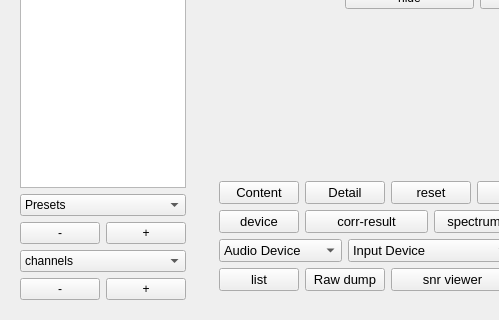
Qt form qt-dab-s4/forms-v4/dabradio-4.ui (JvanKatwijk/qt-dab) before a commit; both pictures show x 0 to 499 and y 144 to 464 of the 629 by 464 pixel window.
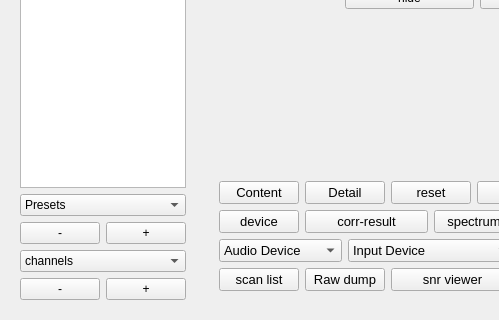
The same form after that commit. Custom widgets are drawn as their Qt base class.

Diff of the .ui file:
```diff
--- a/qt-dab-s4/forms-v4/dabradio-4.ui
+++ b/qt-dab-s4/forms-v4/dabradio-4.ui
@@ -751,7 +751,7 @@
               <string>&lt;html&gt;&lt;head/&gt;&lt;body&gt;&lt;p&gt;history feature. The software maintains a list of all services encountered. Touching this button will show (hide) the list. By clicking with the left mouse button the software will try to select the service pointed to, by clicking with the ruight mouse button the lit will be deleted.&lt;/p&gt;&lt;/body&gt;&lt;/html&gt;</string>
              </property>
              <property name="text">
-              <string>list</string>
+              <string>scan list</string>
              </property>
             </widget>
            </item>
```
Left out of the diff: 6 changed lines with no effect on the pictures.
